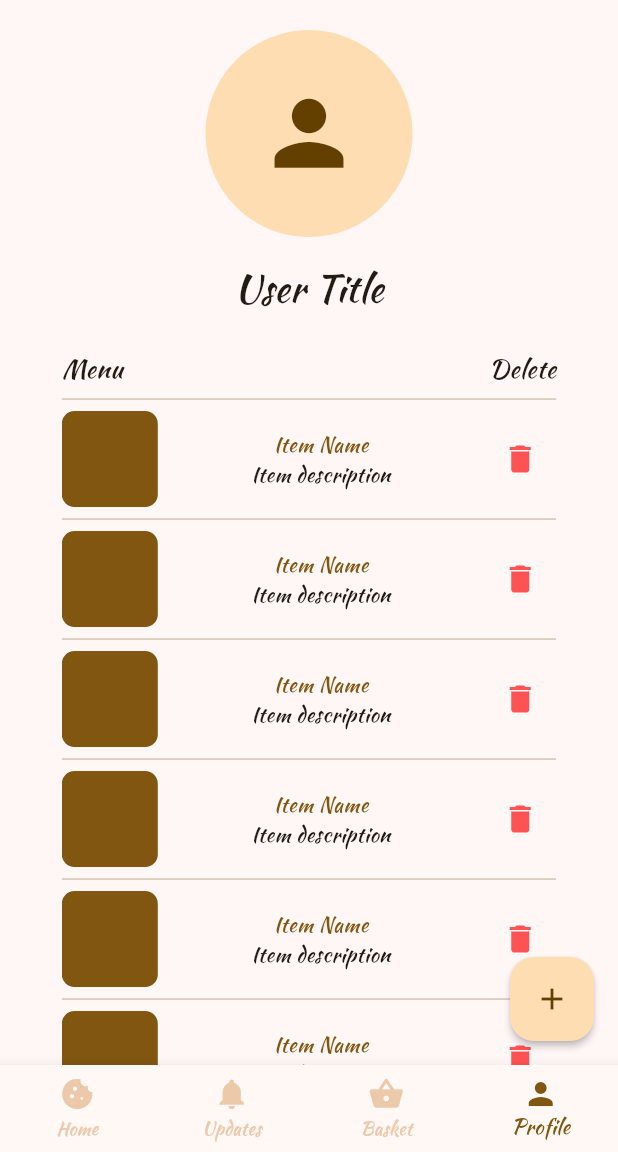
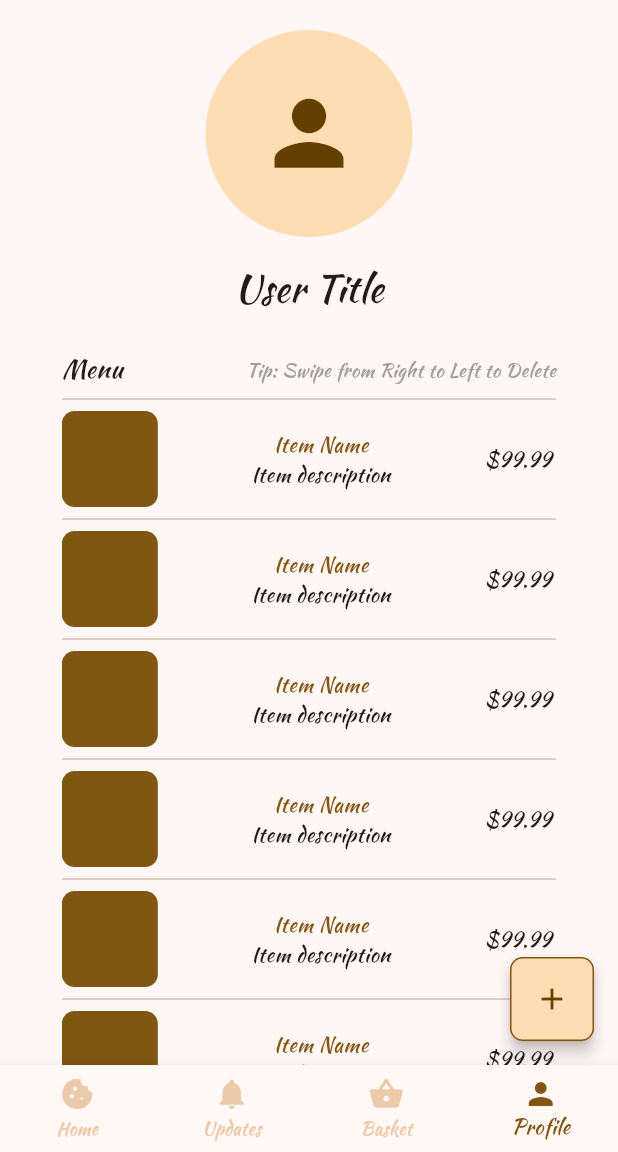
Before and after one commit to Muhammad-Abubakr/ilayki-web, a Flutter app: the screen it shows after launch, item 4 of the bottom bar chosen, on a phone screen of 412 x 824 dp, the part 84-1236 px from its top. Run offline on Flutter 3.47's test engine with Material 2 defaults, Android fonts, the phone set to English and light mode, and no system bars; our stand-ins replace firebase_core, flutter_screenutil, image_picker; accounts and stored records are empty; generated files the repository leaves out were written again.

Commit message:
Added Dismissible Behaviour to the Items on the Profile screen for eye candy.

```diff
--- a/lib/screens/profile_page.dart
+++ b/lib/screens/profile_page.dart
@@ -76,9 +76,10 @@ class _ProfilePageState extends State<ProfilePage> {
                     ),
                   ),
                   Text(
-                    "Delete",
+                    "Tip: Swipe from Right to Left to Delete",
                     style: TextStyle(
-                      fontSize: 48.sp,
+                      fontSize: 36.sp,
+                      color: Colors.grey,
                     ),
                   ),
                 ],
@@ -94,7 +95,15 @@ class _ProfilePageState extends State<ProfilePage> {
         onPressed: () => Navigator.of(context).push(
           MaterialPageRoute(builder: (_) => const AddMenuItemScreen()),
         ),
-        elevation: 2,
+        shape: RoundedRectangleBorder(
+          borderRadius: BorderRadius.circular(24.r),
+          side: BorderSide(
+            color: Theme.of(context).primaryColor,
+            width: 1,
+            strokeAlign: BorderSide.strokeAlignInside,
+          ),
+        ),
+        elevation: 4,
         child: const Icon(Icons.add),
       ),
     );
--- a/lib/widgets/item_widget.dart
+++ b/lib/widgets/item_widget.dart
@@ -2,7 +2,8 @@ import 'package:flutter/material.dart';
 import 'package:flutter_screenutil/flutter_screenutil.dart';
 
 class ItemWidget extends StatefulWidget {
-  const ItemWidget({super.key});
+  final int index;
+  const ItemWidget({super.key, required this.index});
 
   @override
   State<ItemWidget> createState() => _ItemWidgetState();
@@ -11,9 +12,19 @@ class ItemWidget extends StatefulWidget {
 class _ItemWidgetState extends State<ItemWidget> {
   @override
   Widget build(BuildContext context) {
-    return Row(
+    /* Wrapping in dismissable for deletion */
+    return Dismissible(
+      direction: DismissDirection.endToStart,
+      background: _buildDismissibleBackground(),
+      confirmDismiss: _deleteItem,
+      key: Key('${widget.index}'),
+      child: Padding(
+        padding: EdgeInsets.only(right: 8.0.w),
+        /* Item */
+        child: Row(
           mainAxisAlignment: MainAxisAlignment.spaceBetween,
           children: [
+            /* Item Image */
             Container(
               decoration: BoxDecoration(
                 borderRadius: BorderRadius.all(Radius.circular(24.r)),
@@ -24,6 +35,7 @@ class _ItemWidgetState extends State<ItemWidget> {
             ),
             Column(
               children: [
+                /* Item Name */
                 Text(
                   "Item Name",
                   style: TextStyle(
@@ -34,6 +46,7 @@ class _ItemWidgetState extends State<ItemWidget> {
                   maxLines: 2,
                   overflow: TextOverflow.ellipsis,
                 ),
+                /* Item Description */
                 SizedBox(
                   width: 296.w,
                   child: const Text(
@@ -46,32 +59,47 @@ class _ItemWidgetState extends State<ItemWidget> {
                 ),
               ],
             ),
-        IconButton(
-          icon: const Icon(Icons.delete),
-          color: Colors.redAccent,
-          onPressed: _deleteItem,
+            /* Price Text */
+            const Text('\$99.99'),
+          ],
         ),
-      ],
+      ),
+      onDismissed: (direction) {
+        /* Update the State of Items List which will in turn update this */
+      },
     );
   }
 
-  void _deleteItem() {
-    showDialog(
+  Future<bool?> _deleteItem(DismissDirection direction) {
+    return showDialog(
       context: context,
       builder: (_) => AlertDialog(
-        title: const Text("Confirmation Dialog"),
-        content: const Text("Do you really want to delete this item?"),
         actions: [
           TextButton(
-            onPressed: () {},
-            child: const Text("Cancel"),
+            onPressed: () => Navigator.of(context).pop(false),
+            child: const Text('cancel'),
           ),
           ElevatedButton(
-            onPressed: () {},
-            child: const Text("Delete"),
+            onPressed: () => Navigator.of(context).pop(true),
+            child: const Text('confirm'),
           ),
         ],
+        title: const Text("Confirm Dismissle"),
+        content: const Text('Do you really want to remove this item?'),
       ),
     );
   }
 }
+
+// Generator Method
+Widget _buildDismissibleBackground() {
+  return Container(
+    padding: EdgeInsets.only(right: 24.spMax),
+    alignment: Alignment.centerRight,
+    decoration: BoxDecoration(
+      borderRadius: BorderRadius.circular(24.r),
+      color: Colors.redAccent,
+    ),
+    child: const Icon(Icons.delete_sweep, color: Colors.white),
+  );
+}
--- a/lib/widgets/user_items.dart
+++ b/lib/widgets/user_items.dart
@@ -9,7 +9,7 @@ class UserItems extends StatelessWidget {
   Widget build(BuildContext context) {
     return Expanded(
       child: ListView.separated(
-        itemBuilder: (_, idx) => const ItemWidget(),
+        itemBuilder: (_, idx) => ItemWidget(index: idx),
         separatorBuilder: (_, idx) => const Divider(),
         itemCount: 100,
       ),
```
Lines whose indentation alone changed are shown as unchanged.
